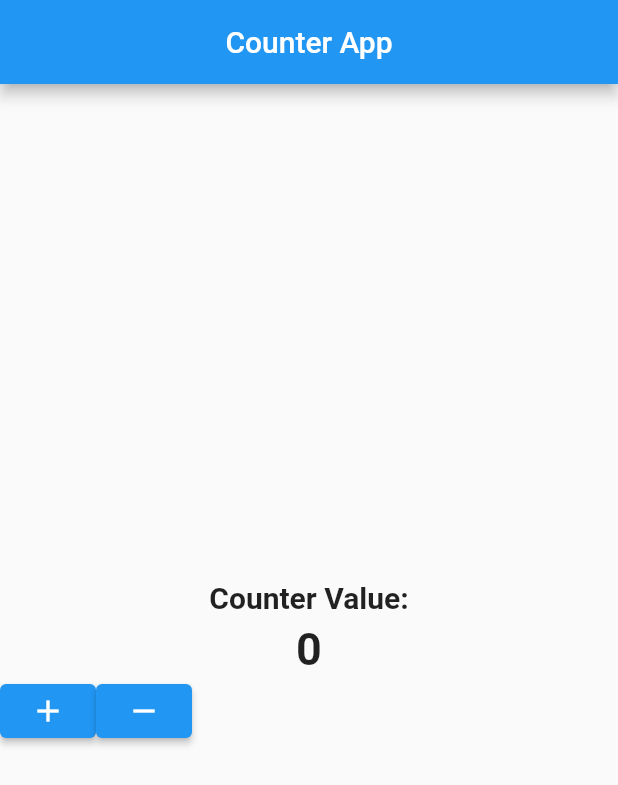
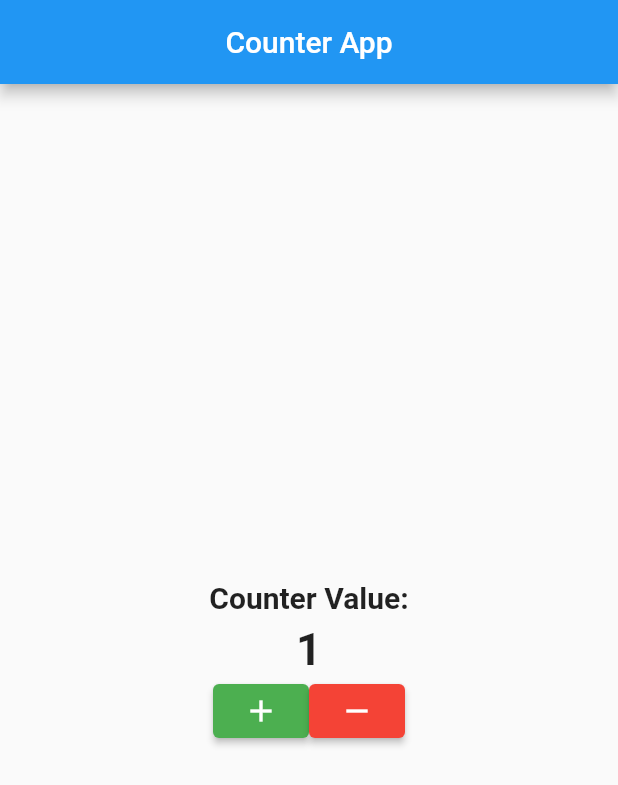
Before and after one commit to syfulsharif/module7livetest, a Flutter app: the screen it shows after launch, after a tap on the "add" icon, on a phone screen of 412 x 824 dp. Shown: the top 785 px of the screen. Run offline on Flutter 3.47's test engine with Material 2 defaults, Android fonts, the phone set to English and light mode, and no system bars.

Commit message:
Button Logic Added

```diff
--- a/lib/main.dart
+++ b/lib/main.dart
@@ -50,9 +50,30 @@ class _CounterAppState extends State<CounterApp> {
             style: const TextStyle(fontSize: 30.0, fontWeight: FontWeight.bold),
           ),
           Row(
+            mainAxisAlignment: MainAxisAlignment.center,
             children: [
-              ElevatedButton(onPressed: (){}, child: Icon(Icons.add)),
-              ElevatedButton(onPressed: (){}, child: Icon(Icons.remove)),
+              ElevatedButton(
+                  onPressed: () {
+                    setState(() {
+                      increment();
+                    });
+                  },
+                  child: const Icon(Icons.add),
+                  style: ElevatedButton.styleFrom(
+                      backgroundColor: Colors.green,
+                      padding: EdgeInsets.symmetric(
+                          vertical: 5.0, horizontal: 2.0))),
+              ElevatedButton(
+                onPressed: () {
+                  setState(() {
+                    decrement();
+                  });
+                },
+                child: Icon(Icons.remove),
+                style: ElevatedButton.styleFrom(
+                  backgroundColor: Colors.red,
+                ),
+              ),
             ],
           )
         ],
```
